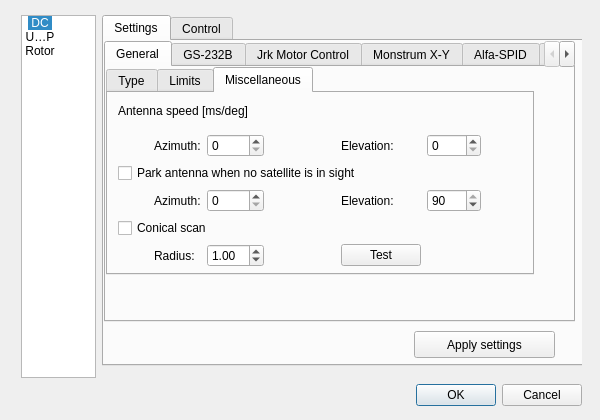
This is rig/rigdialog.ui in poes-weather/poes-usrp as Qt 5 draws it before an edit. The edited form follows.
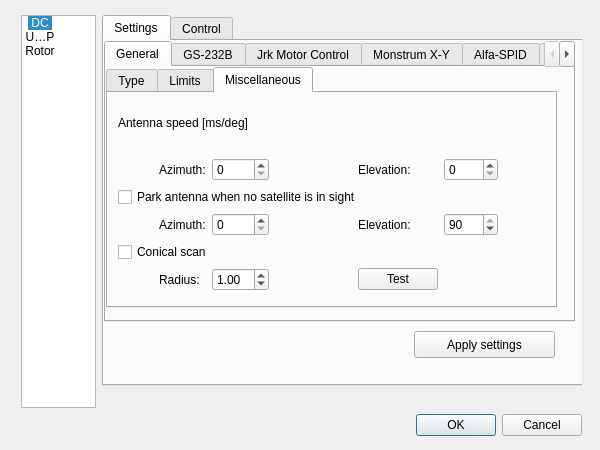
This is the edited form. The open tabs and pages were chosen to show the change. Icons and pictures are not drawn.

Diff of the .ui file:
```diff
--- a/rig/rigdialog.ui
+++ b/rig/rigdialog.ui
@@ -10,7 +10,7 @@
     <x>0</x>
     <y>0</y>
     <width>600</width>
-    <height>420</height>
+    <height>450</height>
    </rect>
   </property>
   <property name="sizePolicy">
@@ -22,13 +22,13 @@
   <property name="minimumSize">
    <size>
     <width>600</width>
-    <height>420</height>
+    <height>450</height>
    </size>
   </property>
   <property name="maximumSize">
    <size>
     <width>600</width>
-    <height>420</height>
+    <height>450</height>
    </size>
   </property>
   <property name="windowTitle">
@@ -40,7 +40,7 @@
      <x>11</x>
      <y>10</y>
      <width>581</width>
-     <height>401</height>
+     <height>431</height>
     </rect>
    </property>
    <layout class="QGridLayout" name="mainLayout">
@@ -528,7 +528,7 @@
           <x>0</x>
           <y>0</y>
           <width>481</width>
-          <height>351</height>
+          <height>371</height>
          </rect>
         </property>
         <property name="currentIndex">
@@ -559,8 +559,8 @@
              <rect>
               <x>0</x>
               <y>0</y>
-              <width>428</width>
-              <height>208</height>
+              <width>451</width>
+              <height>241</height>
              </rect>
             </property>
             <property name="currentIndex">
@@ -813,8 +813,8 @@
                <rect>
                 <x>10</x>
                 <y>0</y>
-                <width>398</width>
-                <height>174</height>
+                <width>421</width>
+                <height>198</height>
                </rect>
               </property>
               <layout class="QGridLayout" name="gridLayout_5">
```
Left out of the diff: 23 changed lines with no effect on the pictures.
